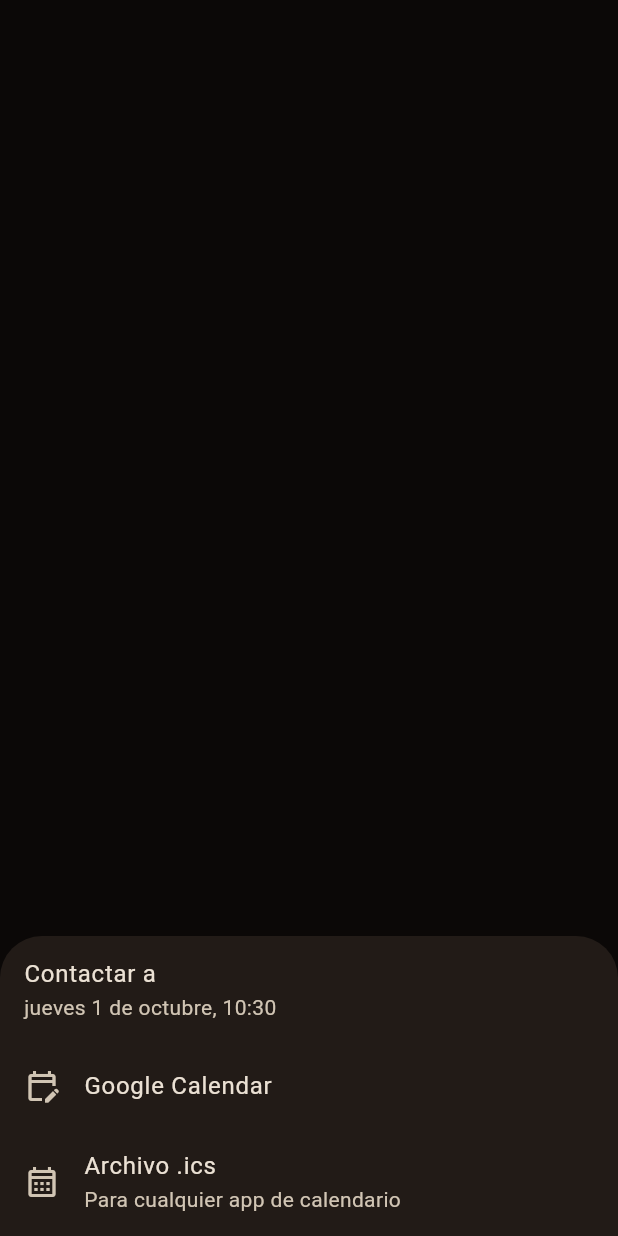
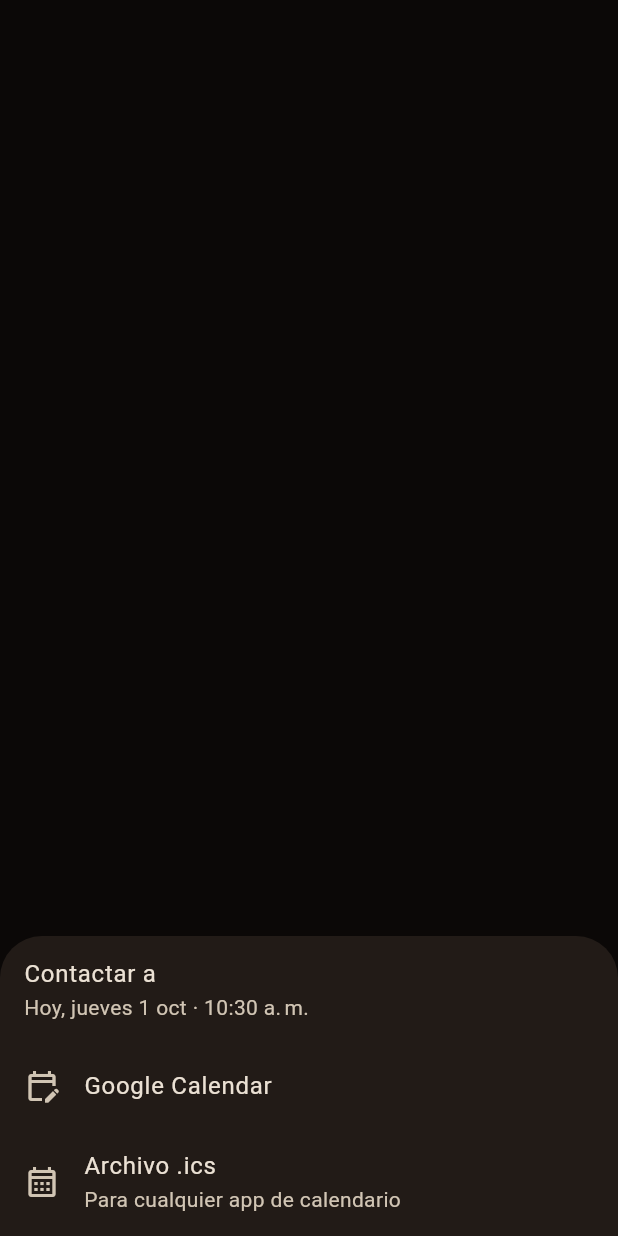
Before and after one commit to soybernardovanegas-beep/Primera-App, a Flutter app: what showReminderShareSheet() shows on an empty page, opened directly with empty values, on a phone screen of 412 x 824 dp. Run offline on Flutter 3.47's test engine with Material 3 defaults, Android fonts, the phone set to English and light mode, and no system bars; our stand-ins replace csv, file_picker, flutter_dotenv, flutter_local_notifications, flutter_timezone, flutter_tts and 4 more; missing offline and left inert: epub_view, epubx, excel; accounts and stored records are empty.

Commit message:
Mi Red: show the weekday on appointment and reminder dates
Reminder and appointment dates now read like "Domingo 4 oct · 6:53 p. m."
(or "Hoy, ..." / "Mañana, ...") in Proceso, Inicio, the contact card,
the new-reminder sheet and the share sheet, and scheduling a call outcome
confirms the chosen day.

Co-Authored-By: Claude Opus 5.5 <noreply@anthropic.com>
Claude-Session: https://claude.ai/code/session_01NVNW49VHNUHwc2ideTaM4j

```diff
--- a/mi_red/lib/screens/contact_detail_screen.dart
+++ b/mi_red/lib/screens/contact_detail_screen.dart
@@ -566,7 +566,7 @@ class _RemindersCard extends StatelessWidget {
                   color: r.isOverdue(now) ? theme.colorScheme.error : gold,
                 ),
                 title: Text(
-                    DateFormat("EEE d MMM y · HH:mm", 'es').format(r.dueAt)),
+                    appointmentLabel(r.dueAt)),
                 subtitle: r.note.isEmpty ? null : Text('📝 ${r.note}'),
                 trailing: Row(
                   mainAxisSize: MainAxisSize.min,
--- a/mi_red/lib/screens/process_screen.dart
+++ b/mi_red/lib/screens/process_screen.dart
@@ -1,5 +1,4 @@
 import 'package:flutter/material.dart';
-import 'package:intl/intl.dart';
 import 'package:supabase_flutter/supabase_flutter.dart';
 
 import '../content/guides.dart';
@@ -387,9 +386,7 @@ class _RemindersPanel extends StatelessWidget {
   Widget _tile(BuildContext context, Reminder r, {required bool overdue}) {
     final theme = Theme.of(context);
     final color = overdue ? theme.colorScheme.error : theme.colorScheme.outline;
-    final date = overdue
-        ? DateFormat('d MMM', 'es').format(r.dueAt)
-        : DateFormat('d MMM y · HH:mm', 'es').format(r.dueAt);
+    final date = appointmentLabel(r.dueAt);
     return Card(
       color: overdue
           ? theme.colorScheme.errorContainer.withValues(alpha: 0.25)
--- a/mi_red/lib/widgets/common.dart
+++ b/mi_red/lib/widgets/common.dart
@@ -9,6 +9,29 @@ import '../models/reminder.dart';
 // otra moneda.
 final currencyFormat = NumberFormat(r'$ #,##0', 'es');
 final pointsFormat = NumberFormat.decimalPattern('es');
+
+/// Hora en formato de 12 horas: "6:53 p. m.".
+String timeLabel(DateTime d) => DateFormat('h:mm a', 'es').format(d);
+
+/// Fecha de una cita con el día de la semana, para no confundir días:
+/// "Hoy, jueves 1 oct · 6:53 p. m." o "Domingo 4 oct · 9:00 a. m.". El año
+/// solo aparece si no es el actual.
+String appointmentLabel(DateTime d, {bool withTime = true, DateTime? now}) {
+  final today = DateUtils.dateOnly(now ?? DateTime.now());
+  final days = DateUtils.dateOnly(d).difference(today).inDays;
+  var date = DateFormat('EEEE d MMM', 'es').format(d);
+  if (d.year != today.year) date += ' ${d.year}';
+  final relative = switch (days) {
+    0 => 'Hoy, ',
+    1 => 'Mañana, ',
+    -1 => 'Ayer, ',
+    _ => '',
+  };
+  final label = relative.isEmpty
+      ? '${date[0].toUpperCase()}${date.substring(1)}'
+      : '$relative$date';
+  return withTime ? '$label · ${timeLabel(d)}' : label;
+}
 
 const gold = Color(0xFFC9A45C);
 
@@ -137,7 +160,7 @@ class ReminderBell extends StatelessWidget {
     return IconButton(
       tooltip: r == null
           ? 'Agregar recordatorio'
-          : DateFormat('d MMM, HH:mm', 'es').format(r.dueAt),
+          : appointmentLabel(r.dueAt),
       icon: Icon(icon, color: color),
       onPressed: onPressed,
     );
--- a/mi_red/lib/widgets/sheets.dart
+++ b/mi_red/lib/widgets/sheets.dart
@@ -2,7 +2,6 @@ import 'dart:async';
 
 import 'package:flutter/material.dart';
 import 'package:flutter/services.dart';
-import 'package:intl/intl.dart';
 import 'package:supabase_flutter/supabase_flutter.dart';
 
 import '../content/message_templates.dart';
@@ -150,14 +149,14 @@ class _NewReminderSheetState extends State<_NewReminderSheet> {
                   child: OutlinedButton.icon(
                     onPressed: _pickDate,
                     icon: const Icon(Icons.event_outlined),
-                    label: Text(DateFormat('EEE d MMM y', 'es').format(_dueAt)),
+                    label: Text(appointmentLabel(_dueAt, withTime: false)),
                   ),
                 ),
                 const SizedBox(width: 8),
                 OutlinedButton.icon(
                   onPressed: _pickTime,
                   icon: const Icon(Icons.schedule_outlined),
-                  label: Text(DateFormat('HH:mm').format(_dueAt)),
+                  label: Text(timeLabel(_dueAt)),
                 ),
               ],
             ),
@@ -215,7 +214,7 @@ Future<void> showReminderShareSheet(
           ListTile(
             title: Text(title),
             subtitle: Text(
-                DateFormat("EEEE d 'de' MMMM, HH:mm", 'es').format(reminder.dueAt)),
+                appointmentLabel(reminder.dueAt)),
           ),
           if (contact.hasPhone)
             ListTile(
```
Also changed, not shown: mi_red/lib/screens/call_mode_screen.dart (+6 -1 lines), mi_red/lib/screens/home_screen.dart (+6 -3 lines), 1 other file.
